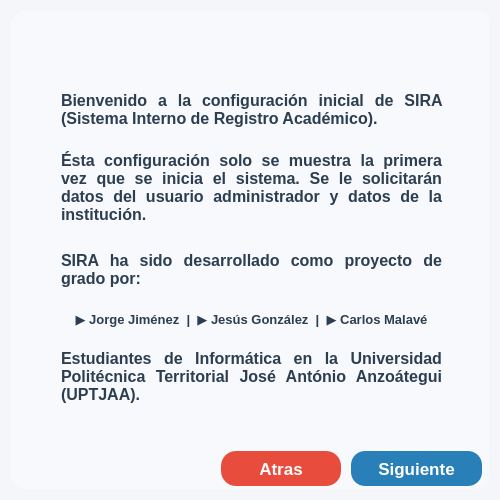
Qt form resources/ui/config_inicial.ui (Proyecto-Uptjaa/Proyecto_SIRA) before a commit.
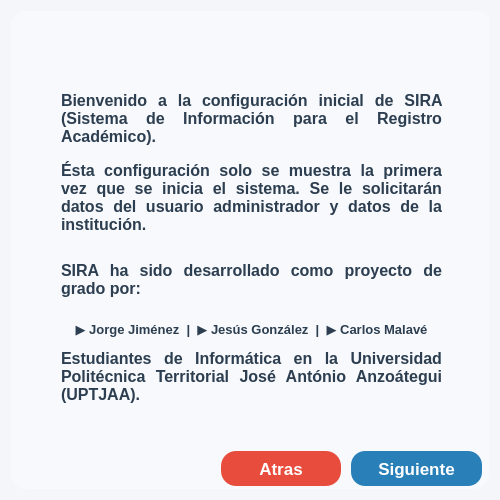
The same form after that commit. Icons and pictures are not drawn.

Patch:
```diff
--- a/resources/ui/config_inicial.ui
+++ b/resources/ui/config_inicial.ui
@@ -60,7 +60,7 @@
 QLineEdit {
     border: 2px solid #2980b9;
     border-radius: 12px;
-    padding: 3px 8px;
+    padding: 3px 5px;
     background-color: white;
 	color: #2d2d2d;
 }
@@ -106,7 +106,7 @@
 }</string>
         </property>
         <property name="text">
-         <string>Bienvenido a la configuración inicial de SIRA (Sistema Interno de Registro Académico).</string>
+         <string>Bienvenido a la configuración inicial de SIRA (Sistema de Información para el Registro Académico).</string>
         </property>
         <property name="alignment">
          <set>Qt::AlignmentFlag::AlignJustify|Qt::AlignmentFlag::AlignTop</set>
@@ -169,7 +169,7 @@
         <property name="geometry">
          <rect>
           <x>50</x>
-          <y>140</y>
+          <y>150</y>
           <width>381</width>
           <height>91</height>
          </rect>
@@ -212,7 +212,7 @@
         <property name="geometry">
          <rect>
           <x>50</x>
-          <y>240</y>
+          <y>250</y>
           <width>381</width>
           <height>51</height>
          </rect>
@@ -255,7 +255,7 @@
         <property name="geometry">
          <rect>
           <x>50</x>
-          <y>300</y>
+          <y>310</y>
           <width>381</width>
           <height>21</height>
          </rect>
```
